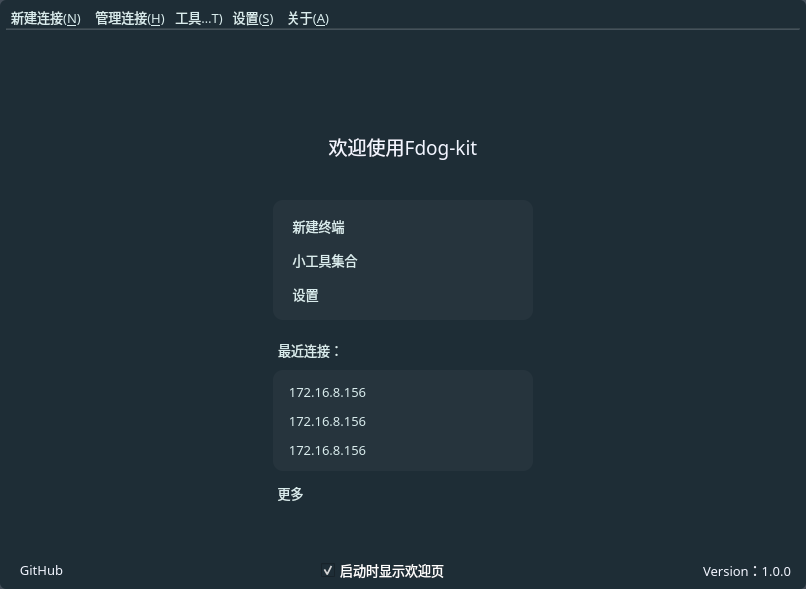
Qt form mainwindow.ui (HuaGouFdog/Fdog-Kit) before a commit.
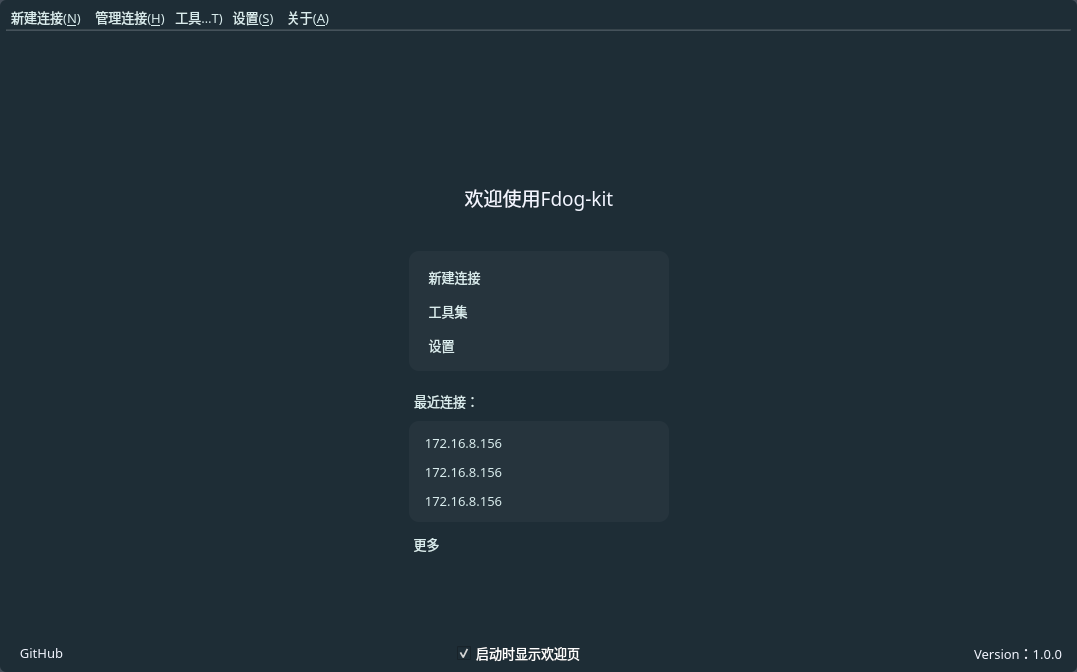
The same form after that commit. The open tabs and pages were chosen to show the change. Icons and pictures are not drawn.

What changed in the file:
```diff
--- a/mainwindow.ui
+++ b/mainwindow.ui
@@ -6,8 +6,8 @@
    <rect>
     <x>0</x>
     <y>0</y>
-    <width>806</width>
-    <height>589</height>
+    <width>1077</width>
+    <height>672</height>
    </rect>
   </property>
   <property name="minimumSize">
@@ -3231,7 +3231,7 @@
 }</string>
                                </property>
                                <property name="text">
-                                <string>新建终端</string>
+                                <string>新建连接</string>
                                </property>
                                <property name="icon">
                                 <iconset resource="lib.qrc">
@@ -3291,7 +3291,7 @@
 }</string>
                                </property>
                                <property name="text">
-                                <string>小工具集合</string>
+                                <string>工具集</string>
                                </property>
                                <property name="icon">
                                 <iconset resource="lib.qrc">
```
Left out of the diff: 4 changed lines with no effect on the pictures.
